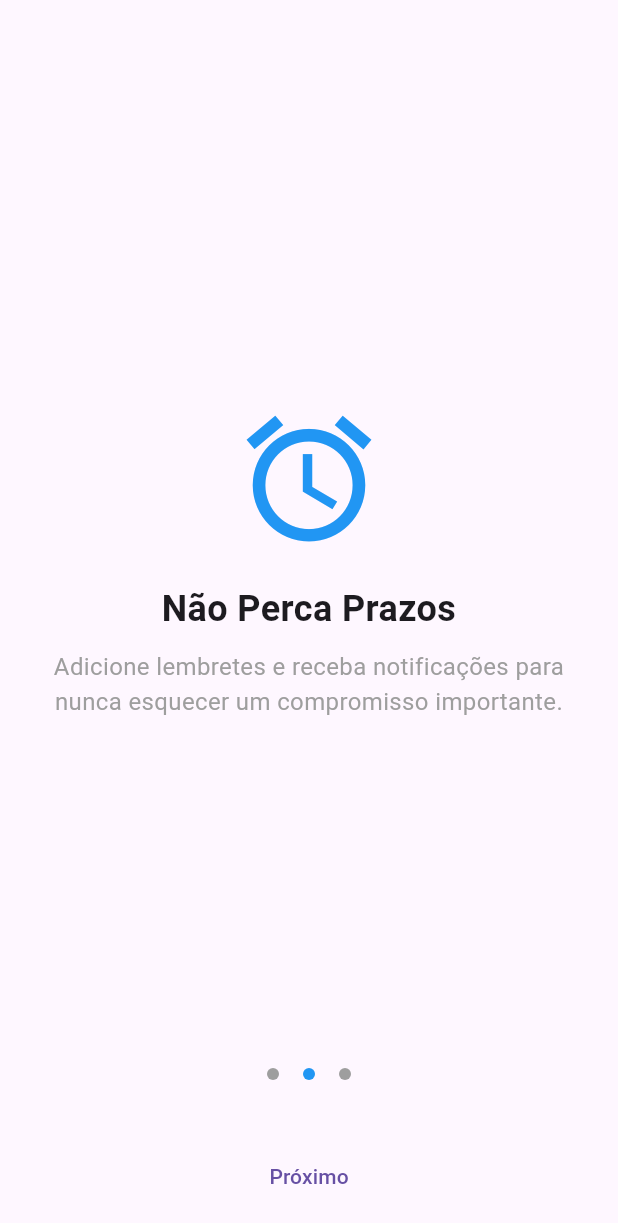
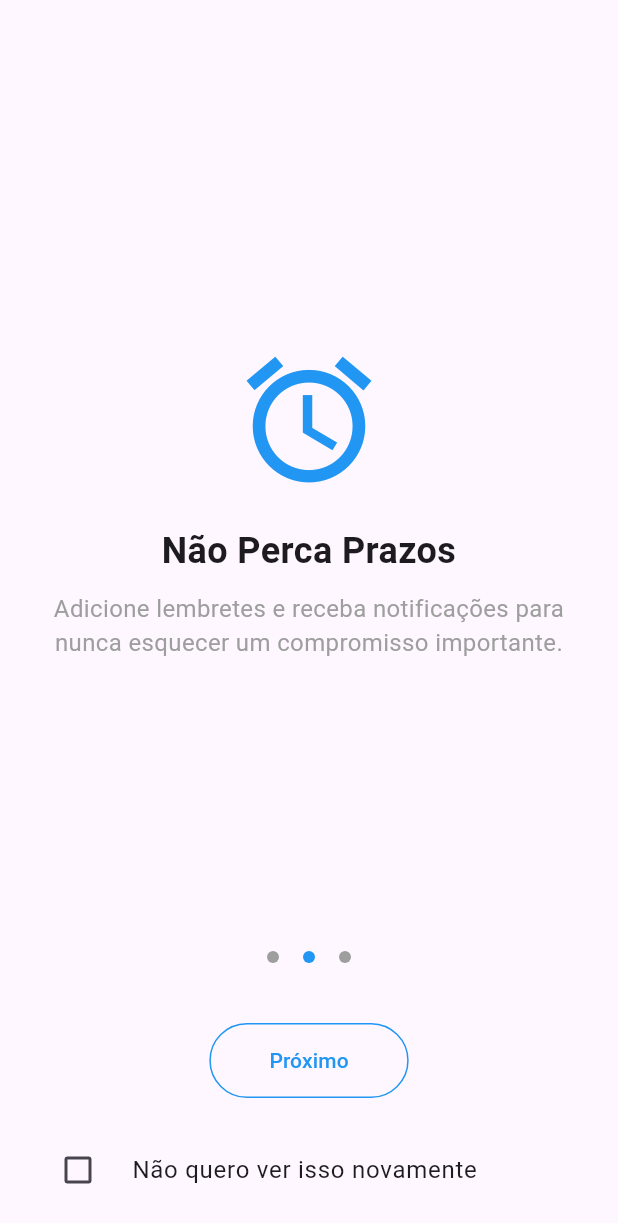
Before and after one commit to HeitorLouzeiroRepositoryIFPI/flutter-todo-app, a Flutter app: the screen it shows after launch, after a tap on "Próximo", on a phone screen of 412 x 824 dp. Shown: the top 1223 px of the screen. Run offline on Flutter 3.47's test engine with Material 3 defaults, Android fonts, the phone set to English and light mode, and no system bars; drawn by our look-alikes of smooth_page_indicator; our stand-ins replace shared_preferences.

Commit message:
Adiciona suporte para preferências do usuário na tela de onboarding, permitindo que o usuário escolha não ver a tela novamente.

```diff
--- a/todo_app/lib/screens/onboarding_page.dart
+++ b/todo_app/lib/screens/onboarding_page.dart
@@ -1,6 +1,8 @@
+import 'package:flutter/gestures.dart';
 import 'package:flutter/material.dart';
 import 'package:smooth_page_indicator/smooth_page_indicator.dart';
-import 'package:todo_app/screens/home.dart';
+import 'package:shared_preferences/shared_preferences.dart';
+import 'package:todo_app/screens/home.dart'; // Adicionar o shared_preferences
 
 class OnboardingPage extends StatefulWidget {
   const OnboardingPage({super.key});
@@ -13,9 +15,47 @@ class _OnboardingPageState extends State<OnboardingPage> {
   final PageController _controller = PageController();
   final int _pageCount = 3;
   int _currentPage = 0;
+  bool _dontShowAgain = false;
+
+  @override
+  void dispose() {
+    _controller.dispose();
+    super.dispose();
+  }
+
+  @override
+  void initState() {
+    super.initState();
+    _loadPreference();
+  }
+
+  // Carregar a preferência do usuário
+  Future<void> _loadPreference() async {
+    SharedPreferences prefs = await SharedPreferences.getInstance();
+    setState(() {
+      _dontShowAgain = prefs.getBool('dontShowAgain') ?? false;
+    });
+  }
+
+  // Salvar a preferência do usuário
+  Future<void> _savePreference(bool value) async {
+    SharedPreferences prefs = await SharedPreferences.getInstance();
+    prefs.setBool('dontShowAgain', value);
+  }
 
   @override
   Widget build(BuildContext context) {
+    if (_dontShowAgain) {
+      // Se o usuário marcou "não mostrar novamente", vai diretamente para a Home
+      Future.delayed(Duration.zero, () {
+        // Navegação para a Home centralizada
+        Navigator.pushReplacement(
+          context,
+          MaterialPageRoute(builder: (context) => const Home()),
+        );
+      });
+    }
+
     return Scaffold(
       body: Padding(
         padding: const EdgeInsets.all(16.0),
@@ -32,6 +72,7 @@ class _OnboardingPageState extends State<OnboardingPage> {
                   });
                 },
                 itemCount: _pageCount,
+                dragStartBehavior: DragStartBehavior.down, // Habilitar arraste
                 itemBuilder: (context, index) {
                   switch (index) {
                     case 0:
@@ -80,18 +121,47 @@ class _OnboardingPageState extends State<OnboardingPage> {
                     MaterialPageRoute(builder: (context) => const Home()),
                   );
                 },
+                style: ElevatedButton.styleFrom(
+                  backgroundColor: Colors.blue, // Cor de fundo do botão
+                  foregroundColor: Colors.white, // Cor do texto
+                  shape: RoundedRectangleBorder(
+                    borderRadius: BorderRadius.circular(30), // Borda arredondada
+                  ),
+                  padding: const EdgeInsets.symmetric(vertical: 15, horizontal: 40),
+                ),
                 child: const Text('Começar Agora'),
               )
             else
               TextButton(
                 onPressed: () {
+                  // Avança para a próxima página
                   _controller.nextPage(
                     duration: const Duration(milliseconds: 300),
                     curve: Curves.easeInOut,
                   );
                 },
+                style: TextButton.styleFrom(
+                  foregroundColor: Colors.blue, // Cor do texto
+                  shape: RoundedRectangleBorder(
+                    borderRadius: BorderRadius.circular(30), // Borda arredondada
+                    side: const BorderSide(color: Colors.blue), // Cor da borda
+                  ),
+                  padding: const EdgeInsets.symmetric(vertical: 15, horizontal: 40),
+                ),
                 child: const Text('Próximo'),
               ),
+            const SizedBox(height: 20),
+            CheckboxListTile(
+              value: _dontShowAgain,
+              onChanged: (bool? value) {
+                setState(() {
+                  _dontShowAgain = value!;
+                });
+                _savePreference(_dontShowAgain); // Salvar a preferência
+              },
+              title: const Text("Não quero ver isso novamente"),
+              controlAffinity: ListTileControlAffinity.leading,
+            ),
           ],
         ),
       ),
```
